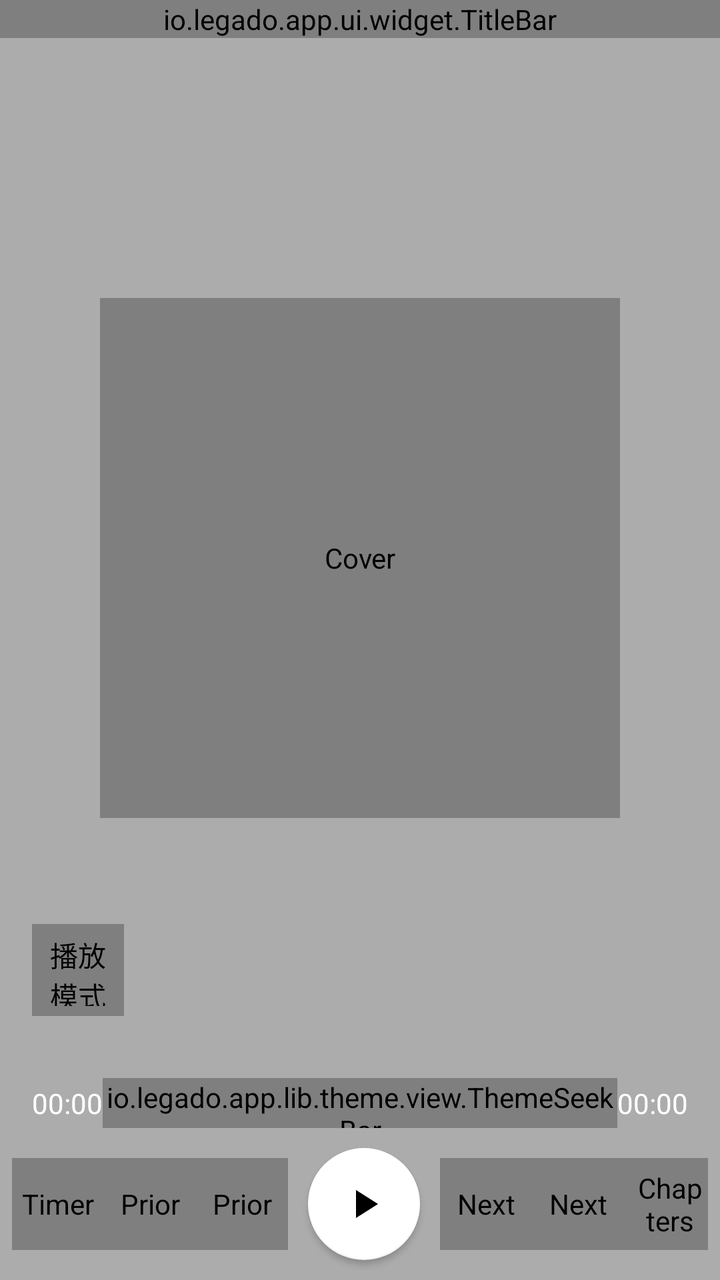
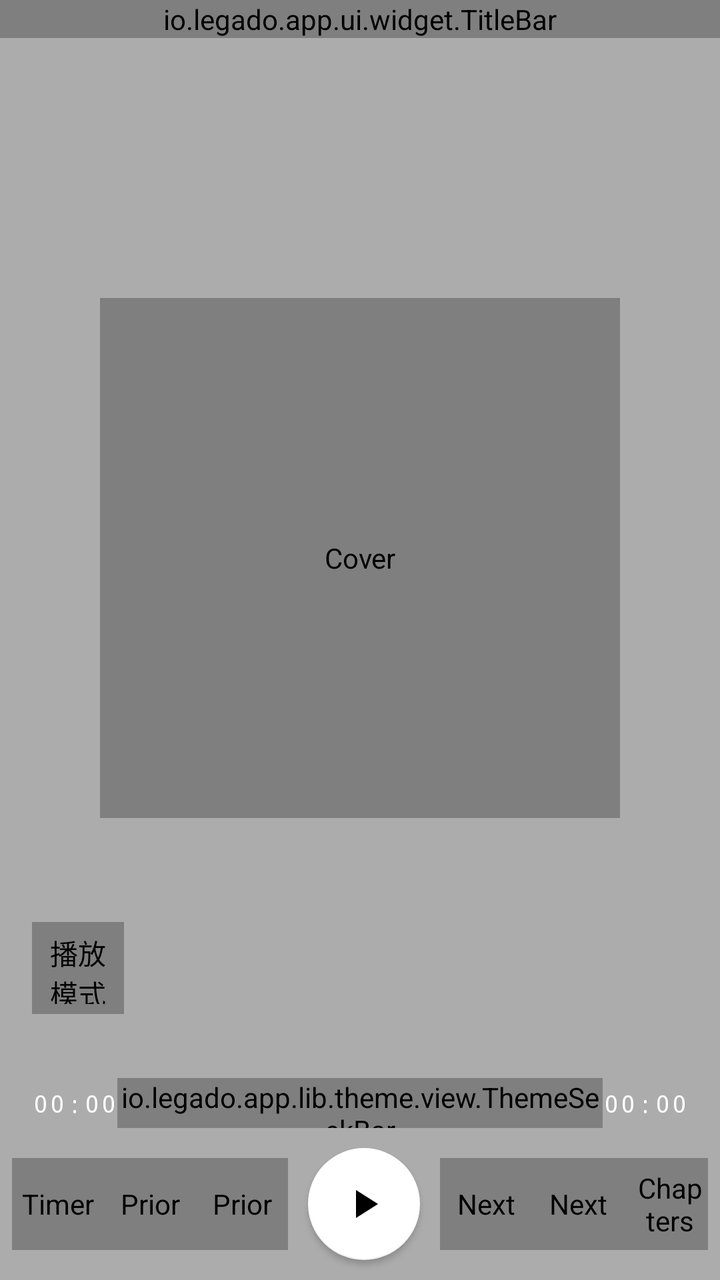

Two renders of the same Android screen: before a commit and after it. Below are the layout's source before the change and the commit's diff.
<!-- AndroidManifest.xml: application theme AppTheme.Light -->
<!-- res/layout/activity_audio_play.xml -->
<?xml version="1.0" encoding="utf-8"?>
<androidx.constraintlayout.widget.ConstraintLayout xmlns:android="http://schemas.android.com/apk/res/android"
    xmlns:app="http://schemas.android.com/apk/res-auto"
    xmlns:tools="http://schemas.android.com/tools"
    android:layout_width="match_parent"
    android:layout_height="match_parent"
    android:background="@color/background"
    android:orientation="vertical"
    tools:context=".ui.book.audio.AudioPlayActivity">

    <ImageView
        android:id="@+id/iv_bg"
        android:layout_width="match_parent"
        android:layout_height="match_parent"
        android:scaleType="centerCrop"
        tools:ignore="ContentDescription,ImageContrastCheck" />

    <View
        android:id="@+id/vw_bg"
        android:layout_width="match_parent"
        android:layout_height="match_parent"
        android:background="#50000000" />

    <io.legado.app.ui.widget.TitleBar
        android:id="@+id/title_bar"
        android:layout_width="match_parent"
        android:layout_height="wrap_content"
        app:layout_constraintTop_toTopOf="parent"
        app:themeMode="dark" />

    <TextView
        android:id="@+id/tv_timer"
        android:layout_width="wrap_content"
        android:layout_height="wrap_content"
        android:layout_margin="16dp"
        android:background="@drawable/shape_fillet_btn_press"
        android:paddingLeft="6dp"
        android:paddingRight="6dp"
        android:textColor="@color/md_white_1000"
        android:visibility="invisible"
        app:drawableLeftCompat="@drawable/ic_timer_black_24dp"
        app:drawableTint="@color/md_white_1000"
        app:layout_constraintLeft_toLeftOf="parent"
        app:layout_constraintTop_toBottomOf="@id/title_bar" />

    <TextView
        android:id="@+id/tv_speed"
        android:layout_width="wrap_content"
        android:layout_height="wrap_content"
        android:layout_margin="16dp"
        android:background="@drawable/shape_fillet_btn_press"
        android:paddingLeft="6dp"
        android:paddingRight="6dp"
        android:textColor="@color/md_white_1000"
        android:visibility="invisible"
        app:layout_constraintRight_toRightOf="parent"
        app:layout_constraintTop_toBottomOf="@id/title_bar" />

    <io.legado.app.ui.widget.image.CircleImageView
        android:id="@+id/iv_cover"
        android:layout_width="260dp"
        android:layout_height="260dp"
        android:contentDescription="@string/img_cover"
        android:scaleType="centerCrop"
        app:civ_border_color="@color/accent"
        app:civ_border_width="2dp"
        app:layout_constraintBottom_toTopOf="@+id/ll_player_progress"
        app:layout_constraintLeft_toLeftOf="parent"
        app:layout_constraintRight_toRightOf="parent"
        app:layout_constraintTop_toBottomOf="@+id/title_bar" />

    <io.legado.app.ui.widget.image.ImageButton
            android:id="@+id/iv_play_mode"
            android:layout_width="46dp"
            android:layout_height="46dp"
            android:background="@drawable/selector_circle_btn_bg"
            android:contentDescription="@string/play_mode"
            android:padding="5dp"
            android:src="@drawable/ic_play_mode_list_end_stop"
            android:layout_marginStart="16dp"
            app:tint="@color/md_white_1000"
            app:layout_constraintBottom_toTopOf="@+id/tv_sub_title"
            app:layout_constraintStart_toStartOf="parent"
            tools:ignore="ImageContrastCheck" />

    <TextView
        android:id="@+id/tv_sub_title"
        android:layout_width="match_parent"
        android:layout_height="wrap_content"
        android:gravity="center"
        android:paddingStart="16dp"
        android:paddingTop="6dp"
        android:paddingEnd="16dp"
        android:paddingBottom="6dp"
        android:textColor="@color/md_white_1000"
        app:layout_constraintBottom_toTopOf="@+id/ll_player_progress" />

    <LinearLayout
        android:id="@+id/ll_player_progress"
        android:layout_width="match_parent"
        android:layout_height="wrap_content"
        android:gravity="center_vertical"
        android:orientation="horizontal"
        android:paddingStart="16dp"
        android:paddingEnd="16dp"
        app:layout_constraintBottom_toTopOf="@+id/ll_play_menu">

        <TextView
            android:id="@+id/tv_dur_time"
            android:layout_width="wrap_content"
            android:layout_height="wrap_content"
            android:text="00:00"
            android:textColor="@color/md_white_1000"
            tools:ignore="HardcodedText,RtlSymmetry,TextContrastCheck" />

        <io.legado.app.lib.theme.view.ThemeSeekBar
            android:id="@+id/player_progress"
            android:layout_width="0dp"
            android:layout_height="25dp"
            android:layout_gravity="center_vertical"
            android:layout_weight="1"
            android:progressBackgroundTint="@color/md_dark_secondary" />

        <TextView
            android:id="@+id/tv_all_time"
            android:layout_width="wrap_content"
            android:layout_height="wrap_content"
            android:text="00:00"
            android:textColor="@color/md_white_1000"
            tools:ignore="HardcodedText,TextContrastCheck" />

    </LinearLayout>

    <LinearLayout
        android:id="@+id/ll_play_menu"
        android:layout_width="match_parent"
        android:layout_height="wrap_content"
        android:gravity="center_vertical"
        android:orientation="horizontal"
        android:paddingHorizontal="6dp"
        app:layout_constraintBottom_toBottomOf="parent">

        <io.legado.app.ui.widget.image.ImageButton
            android:id="@+id/iv_timer"
            android:layout_width="46dp"
            android:layout_height="46dp"
            android:background="@drawable/selector_circle_btn_bg"
            android:contentDescription="@string/set_timer"
            android:padding="5dp"
            android:src="@drawable/ic_timer_black_24dp"
            app:tint="@color/md_white_1000"
            tools:ignore="ImageContrastCheck" />

        <View
            android:layout_width="0dp"
            android:layout_height="1dp"
            android:layout_weight="1" />

        <io.legado.app.ui.widget.image.ImageButton
            android:id="@+id/iv_fast_rewind"
            android:layout_width="46dp"
            android:layout_height="46dp"
            android:background="@drawable/selector_circle_btn_bg"
            android:contentDescription="@string/skip_previous"
            android:padding="5dp"
            android:src="@drawable/ic_fast_rewind"
            app:tint="@color/md_white_1000"
            tools:ignore="ImageContrastCheck" />

        <View
            android:layout_width="0dp"
            android:layout_height="1dp"
            android:layout_weight="1" />

        <io.legado.app.ui.widget.image.ImageButton
            android:id="@+id/iv_skip_previous"
            android:layout_width="46dp"
            android:layout_height="46dp"
            android:background="@drawable/selector_circle_btn_bg"
            android:contentDescription="@string/skip_previous"
            android:padding="5dp"
            android:src="@drawable/ic_skip_previous"
            app:tint="@color/md_white_1000"
            tools:ignore="ImageContrastCheck" />

        <androidx.constraintlayout.widget.ConstraintLayout
            android:layout_width="wrap_content"
            android:layout_height="wrap_content">

            <com.google.android.material.floatingactionbutton.FloatingActionButton
                android:id="@+id/fab_play_stop"
                android:layout_width="wrap_content"
                android:layout_height="wrap_content"
                android:layout_margin="10dp"
                android:contentDescription="@string/audio_play"
                android:src="@drawable/ic_play_24dp"
                android:tint="@color/md_black_1000"
                app:backgroundTint="@color/md_white_1000"
                app:elevation="2dp"
                app:fabSize="normal"
                app:layout_constraintStart_toStartOf="parent"
                app:layout_constraintEnd_toEndOf="parent"
                app:layout_constraintBottom_toBottomOf="parent"
                app:layout_constraintTop_toTopOf="parent"
                app:pressedTranslationZ="2dp"
                tools:ignore="ImageContrastCheck" />

            <io.legado.app.lib.theme.view.ThemeProgressBar
                android:id="@+id/progress_loading"
                android:layout_width="0dp"
                android:layout_height="0dp"
                android:visibility="invisible"
                app:layout_constraintWidth="parent"
                app:layout_constraintHeight="parent"
                app:layout_constraintBottom_toBottomOf="parent"
                app:layout_constraintEnd_toEndOf="parent"
                app:layout_constraintStart_toStartOf="parent"
                app:layout_constraintTop_toTopOf="parent" />

        </androidx.constraintlayout.widget.ConstraintLayout>

        <io.legado.app.ui.widget.image.ImageButton
            android:id="@+id/iv_skip_next"
            android:layout_width="46dp"
            android:layout_height="46dp"
            android:background="@drawable/selector_circle_btn_bg"
            android:contentDescription="@string/skip_next"
            android:padding="5dp"
            android:src="@drawable/ic_skip_next"
            app:tint="@color/md_white_1000"
            tools:ignore="ImageContrastCheck" />

        <View
            android:layout_width="0dp"
            android:layout_height="1dp"
            android:layout_weight="1" />

        <io.legado.app.ui.widget.image.ImageButton
            android:id="@+id/iv_fast_forward"
            android:layout_width="46dp"
            android:layout_height="46dp"
            android:background="@drawable/selector_circle_btn_bg"
            android:contentDescription="@string/skip_next"
            android:padding="5dp"
            android:src="@drawable/ic_fast_forward"
            app:tint="@color/md_white_1000"
            tools:ignore="ImageContrastCheck" />

        <View
            android:layout_width="0dp"
            android:layout_height="1dp"
            android:layout_weight="1" />

        <io.legado.app.ui.widget.image.ImageButton
            android:id="@+id/iv_chapter"
            android:layout_width="46dp"
            android:layout_height="46dp"
            android:background="@drawable/selector_circle_btn_bg"
            android:contentDescription="@string/chapter_list"
            android:padding="5dp"
            android:src="@drawable/ic_chapter_list"
            app:tint="@color/md_white_1000"
            tools:ignore="ImageContrastCheck" />

    </LinearLayout>

</androidx.constraintlayout.widget.ConstraintLayout>
<!-- resources referenced by this layout -->
<resources>
  <color name="accent">@color/md_pink_800</color>
  <color name="background">@color/md_grey_50</color>
  <color name="md_black_1000">#000000</color>
  <color name="md_dark_secondary">#B3FFFFFF</color>
  <color name="md_white_1000">#FFFFFF</color>
  <string name="audio_play">Play</string>
  <string name="chapter_list">Chapters</string>
  <string name="img_cover">Cover</string>
  <string name="play_mode">播放模式</string>
  <string name="set_timer">Timer</string>
  <string name="skip_next">Next</string>
  <string name="skip_previous">Prior</string>
  <style name="AppTheme.Light" parent="Base.AppTheme">
          <item name="actionBarStyle">@style/AppTheme.AppBarOverlay.Light</item>
      </style>
  <color name="md_pink_800">#AD1457</color>
  <color name="md_grey_50">#FAFAFA</color>
  <color name="btn_bg_press_2">#63858585</color>
  <style name="Base.AppTheme" parent="Theme.AppCompat.DayNight.NoActionBar">
          <item name="colorPrimary">@color/primary</item>
          <item name="colorPrimaryDark">@color/primaryDark</item>
          <item name="colorAccent">@color/accent</item>
          <item name="actionOverflowMenuStyle">@style/Style.PopupMenu</item>
          <item name="android:itemTextAppearance">@style/Style.MenuItemText</item>
          <item name="android:popupMenuStyle">@style/Style.PopupMenu</item>
          <item name="android:statusBarColor">@color/transparent</item>
          <item name="android:windowDrawsSystemBarBackgrounds">true</item>
      </style>
  <style name="AppTheme.AppBarOverlay.Light" parent="ThemeOverlay.AppCompat.Light">
          <item name="colorAccent">@color/md_grey_900</item>
      </style>
  <color name="primary">@color/md_light_blue_600</color>
  <color name="primaryDark">@color/md_light_blue_700</color>
  <color name="transparent">#00000000</color>
  <color name="md_grey_900">#212121</color>
  <color name="md_light_blue_600">#039BE5</color>
  <color name="md_light_blue_700">#0288D1</color>
  <color name="menu_color_default">#383838</color>
  <color name="background_menu">@color/md_grey_200</color>
  <color name="md_grey_200">#EEEEEE</color>
  <!-- unchanged entries left out for length: 14 -->
</resources>

<!-- the commit's change to res/layout/activity_audio_play.xml (unified diff, before → after) -->
@@ -34,8 +34,11 @@
         android:layout_height="wrap_content"
         android:layout_margin="16dp"
         android:background="@drawable/shape_fillet_btn_press"
-        android:paddingLeft="6dp"
-        android:paddingRight="6dp"
+        android:fontFamily="monospace"
+        android:letterSpacing="0.1"
+        android:textSize="12sp"
+        android:paddingLeft="10dp"
+        android:paddingRight="10dp"
         android:textColor="@color/md_white_1000"
         android:visibility="invisible"
         app:drawableLeftCompat="@drawable/ic_timer_black_24dp"
@@ -49,8 +52,11 @@
         android:layout_height="wrap_content"
         android:layout_margin="16dp"
         android:background="@drawable/shape_fillet_btn_press"
-        android:paddingLeft="6dp"
-        android:paddingRight="6dp"
+        android:fontFamily="monospace"
+        android:letterSpacing="0.1"
+        android:textSize="12sp"
+        android:paddingLeft="10dp"
+        android:paddingRight="10dp"
         android:textColor="@color/md_white_1000"
         android:visibility="invisible"
         app:layout_constraintRight_toRightOf="parent"
@@ -87,7 +93,9 @@
         android:id="@+id/tv_sub_title"
         android:layout_width="match_parent"
         android:layout_height="wrap_content"
+        android:fontFamily="serif"
         android:gravity="center"
+        android:textSize="15sp"
         android:paddingStart="16dp"
         android:paddingTop="6dp"
         android:paddingEnd="16dp"
@@ -109,7 +117,10 @@
             android:id="@+id/tv_dur_time"
             android:layout_width="wrap_content"
             android:layout_height="wrap_content"
+            android:fontFamily="monospace"
+            android:letterSpacing="0.1"
             android:text="00:00"
+            android:textSize="12sp"
             android:textColor="@color/md_white_1000"
             tools:ignore="HardcodedText,RtlSymmetry,TextContrastCheck" />
 
@@ -125,7 +136,10 @@
             android:id="@+id/tv_all_time"
             android:layout_width="wrap_content"
             android:layout_height="wrap_content"
+            android:fontFamily="monospace"
+            android:letterSpacing="0.1"
             android:text="00:00"
+            android:textSize="12sp"
             android:textColor="@color/md_white_1000"
             tools:ignore="HardcodedText,TextContrastCheck" />
 
<!-- resource entries referenced after the edit -->
@@ -27,6 +27,8 @@
           <item name="android:popupMenuStyle">@style/Style.PopupMenu</item>
           <item name="android:statusBarColor">@color/transparent</item>
           <item name="android:windowDrawsSystemBarBackgrounds">true</item>
+          <item name="alertDialogTheme">@style/ink_AlertDialog</item>
+          <item name="android:divider">@color/ink_line</item>
       </style>
   <style name="AppTheme.AppBarOverlay.Light" parent="ThemeOverlay.AppCompat.Light">
           <item name="colorAccent">@color/md_grey_900</item>
@@ -34,10 +36,42 @@
   <color name="primary">@color/md_light_blue_600</color>
   <color name="primaryDark">@color/md_light_blue_700</color>
   <color name="transparent">#00000000</color>
+  <style name="ink_AlertDialog" parent="Theme.AppCompat.DayNight.Dialog.Alert">
+          <item name="android:textColorAlertDialogListItem">@color/ink_text</item>
+          <item name="android:windowBackground">@drawable/ink_bg_dialog</item>
+          <item name="buttonBarButtonStyle">@style/ink_DialogButton</item>
+          <item name="buttonBarPositiveButtonStyle">@style/ink_DialogButton</item>
+          <item name="buttonBarNegativeButtonStyle">@style/ink_DialogButton</item>
+          <item name="buttonBarNeutralButtonStyle">@style/ink_DialogButton</item>
+          <item name="colorAccent">@color/accent</item>
+          <item name="android:textColorPrimary">@color/ink_text</item>
+          <item name="android:textColorSecondary">@color/ink_text_sub</item>
+          <item name="android:colorBackground">@color/ink_card</item>
+      </style>
+  <color name="ink_line">#1F2B2722</color>
   <color name="md_grey_900">#212121</color>
   <color name="md_light_blue_600">#039BE5</color>
   <color name="md_light_blue_700">#0288D1</color>
   <color name="menu_color_default">#383838</color>
+  <color name="ink_text">#2B2722</color>
+  <!-- drawable ink_bg_dialog (drawable) -->
+  <?xml version="1.0" encoding="utf-8"?>
+  <inset xmlns:android="http://schemas.android.com/apk/res/android"
+      android:insetLeft="16dp"
+      android:insetRight="16dp">
+      <shape android:shape="rectangle">
+          <corners android:radius="8dp" />
+          <solid android:color="@color/ink_card" />
+          <stroke android:width="0.5dp" android:color="@color/ink_line" />
+      </shape>
+  </inset>
+  <style name="ink_DialogButton" parent="Widget.AppCompat.Button.ButtonBar.AlertDialog">
+          <item name="android:textColor">@color/accent</item>
+          <item name="android:textSize">14sp</item>
+          <item name="android:textStyle">bold</item>
+      </style>
+  <color name="ink_text_sub">#7A7166</color>
+  <color name="ink_card">#FFFDF8</color>
   <color name="background_menu">@color/md_grey_200</color>
   <color name="md_grey_200">#EEEEEE</color>
   <!-- unchanged entries left out for length: 14 -->
